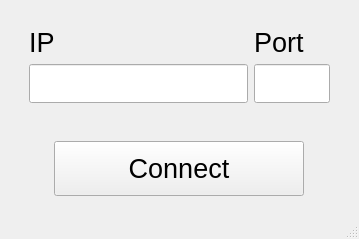
Before: the Qt Designer form Client/connectionwindow.ui in Semachko/client-server-chat, drawn with Qt 5.
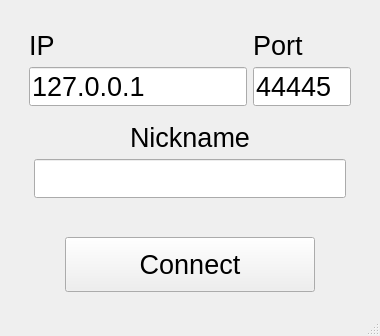
After: the same form once the commit is applied.

```diff
--- a/Client/connectionwindow.ui
+++ b/Client/connectionwindow.ui
@@ -6,8 +6,8 @@
    <rect>
     <x>0</x>
     <y>0</y>
-    <width>359</width>
-    <height>239</height>
+    <width>380</width>
+    <height>336</height>
    </rect>
   </property>
   <property name="windowTitle">
@@ -46,7 +46,7 @@
            <widget class="QLineEdit" name="lineEdit_IP">
             <property name="maximumSize">
              <size>
-              <width>250</width>
+              <width>230</width>
               <height>16777215</height>
              </size>
             </property>
@@ -55,6 +55,9 @@
               <pointsize>20</pointsize>
              </font>
             </property>
+            <property name="text">
+             <string>127.0.0.1</string>
+            </property>
            </widget>
           </item>
          </layout>
@@ -86,7 +89,7 @@
             </property>
             <property name="maximumSize">
              <size>
-              <width>100</width>
+              <width>110</width>
               <height>16777215</height>
              </size>
             </property>
@@ -95,12 +98,49 @@
               <pointsize>20</pointsize>
              </font>
             </property>
+            <property name="text">
+             <string>44445</string>
+            </property>
            </widget>
           </item>
          </layout>
         </item>
        </layout>
       </item>
+      <item>
+       <layout class="QVBoxLayout" name="verticalLayout_4">
+        <property name="leftMargin">
+         <number>25</number>
+        </property>
+        <property name="topMargin">
+         <number>10</number>
+        </property>
+        <property name="rightMargin">
+         <number>25</number>
+        </property>
+        <item>
+         <widget class="QLabel" name="label">
+          <property name="font">
+           <font>
+            <pointsize>20</pointsize>
+           </font>
+          </property>
+          <property name="text">
+           <string>&lt;html&gt;&lt;head/&gt;&lt;body&gt;&lt;p align=&quot;center&quot;&gt;Nickname&lt;/p&gt;&lt;/body&gt;&lt;/html&gt;</string>
+          </property>
+         </widget>
+        </item>
+        <item>
+         <widget class="QLineEdit" name="lineEdit_nickname">
+          <property name="font">
+           <font>
+            <pointsize>20</pointsize>
+           </font>
+          </property>
+         </widget>
+        </item>
+       </layout>
+      </item>
       <item>
        <spacer name="verticalSpacer">
         <property name="orientation">
```
